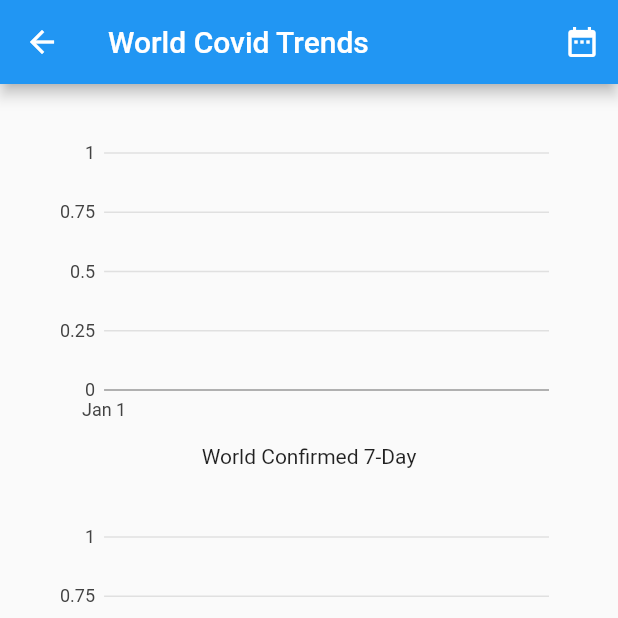
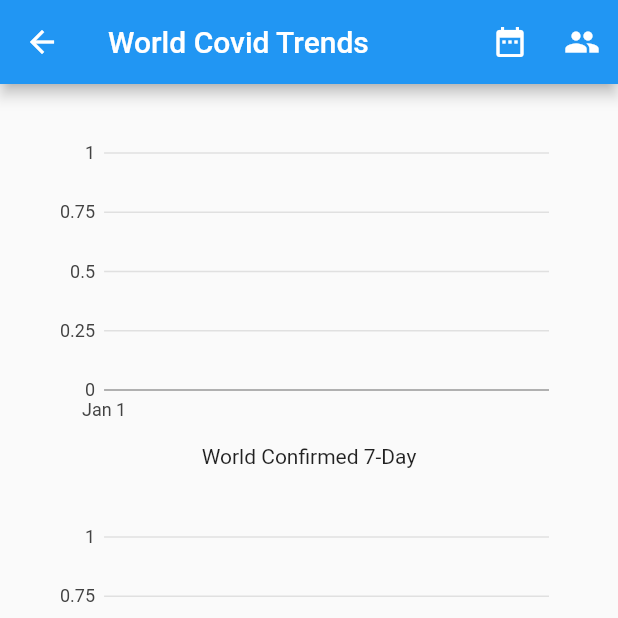
Before and after one commit to steveroe317/covid_trends, a Flutter app: the screen it shows after launch, after a tap on "World", on a phone screen of 412 x 824 dp, the top half of it. Run offline on Flutter 3.47's test engine with Material 2 defaults, Android fonts, the phone set to English and light mode, and no system bars; our stand-ins replace charts_flutter, cloud_firestore, firebase_auth, firebase_core; accounts and stored records are empty; network calls fail.

Commit message:
Add initial per 100,000 option.

```diff
--- a/lib/models/admin_entity.dart
+++ b/lib/models/admin_entity.dart
@@ -1,4 +1,5 @@
 import 'package:cloud_firestore/cloud_firestore.dart';
+import 'package:flutter/cupertino.dart';
 
 class AdminEntity {
   final List<String> _path;
@@ -116,10 +117,20 @@ class AdminEntity {
     return _timestamps.sublist(displayStart);
   }
 
-  List<int> seriesData(String key, {seriesLength = 0}) {
+  List<int> seriesData(String key, {seriesLength = 0, per100k = false}) {
     var displayStart = _displayStart(seriesLength);
+
     if (_timeseries.containsKey(key)) {
-      return _timeseries[key].sublist(displayStart);
+      if (per100k && _timeseries.containsKey('Population')) {
+        List<int> per100kSeries = [];
+        for (int index = displayStart; index < _timestamps.length; ++index) {
+          per100kSeries.add((100000 * _timeseries[key][index]) ~/
+              _timeseries['Population'][index]);
+        }
+        return per100kSeries;
+      } else {
+        return _timeseries[key].sublist(displayStart);
+      }
     }
 
     return List<int>.filled(_timestamps.length - displayStart, 0);
@@ -142,39 +153,54 @@ class AdminEntity {
 
   List<String> childMetricNames() {
     if (_childIndex.isNotEmpty) {
-      return List<String>.from(_childIndex.values.first._sortKeys.keys);
+      var names = List<String>.from(_childIndex.values.first._sortKeys.keys);
+      names.remove('Population');
+      return names;
     }
     return List<String>.empty();
   }
 
-  List<String> childNames({String sortBy = '', bool sortUp = true}) {
+  List<String> childNames(
+      {String sortBy = '', bool sortUp = true, bool per100k = false}) {
     var names = List<String>.from(_childIndex.keys);
 
     names.sort((String a, String b) {
-      if (_childIndex[a].sortKeys.containsKey(sortBy) &&
-          _childIndex[b].sortKeys.containsKey(sortBy) &&
-          _childIndex[a].sortKeys[sortBy] != _childIndex[b].sortKeys[sortBy]) {
-        var keyCompare =
-            _childIndex[a].sortKeys[sortBy] - _childIndex[b].sortKeys[sortBy];
-        if (!sortUp) {
-          keyCompare = -keyCompare;
-        }
-        return keyCompare;
+      var valueA = childSortMetricValue(a, sortBy, per100k);
+      var valueB = childSortMetricValue(b, sortBy, per100k);
+      if (valueA == valueB) {
+        return a.compareTo(b);
       }
-      return a.compareTo(b);
+      var keyCompare = valueA - valueB;
+      if (!sortUp) {
+        keyCompare = -keyCompare;
+      }
+      if (!per100k) {
+        keyCompare *= 100000;
+      }
+      return keyCompare.toInt();
     });
 
     return names;
   }
 
-  int childSortMetricValue(String childName, String sortMetric) {
+  double childSortMetricValue(
+      String childName, String sortMetric, bool per100k) {
     if (!_childIndex.containsKey(childName)) {
-      return 0;
+      return 0.0;
     }
     if (!_childIndex[childName].sortKeys.containsKey(sortMetric)) {
-      return 0;
+      return 0.0;
     }
-    return _childIndex[childName].sortKeys[sortMetric];
+    var value = _childIndex[childName].sortKeys[sortMetric].toDouble();
+    var population = _childIndex[childName].sortKeys['Population'].toDouble();
+    if (population == 0) {
+      value = 0;
+      population = 1;
+    }
+    if (per100k) {
+      value = (100000 * value) / population;
+    }
+    return value;
   }
 
   bool childHasChildren(String name) {
--- a/lib/models/covid_entities_page_model.dart
+++ b/lib/models/covid_entities_page_model.dart
@@ -5,6 +5,7 @@ class CovidEntitiesPageModel with ChangeNotifier {
   List<String> _chartPath = List<String>.empty();
   String _sortMetric = 'Name';
   int _seriesLength = 0;
+  bool _per100k = false;
 
   CovidEntitiesPageModel(List<String> path) {
     _path = List<String>.from(path);
@@ -43,4 +44,11 @@ class CovidEntitiesPageModel with ChangeNotifier {
     _seriesLength = seriesLength;
     notifyListeners();
   }
+
+  bool get per100k => _per100k;
+
+  void setPer100k(bool value) {
+    _per100k = value;
+    notifyListeners();
+  }
 }
--- a/lib/models/covid_timeseries_model.dart
+++ b/lib/models/covid_timeseries_model.dart
@@ -62,10 +62,11 @@ class CovidTimeseriesModel with ChangeNotifier {
   }
 
   List<int> entitySeriesData(List<String> path, String key,
-      {seriesLength = 0}) {
+      {seriesLength = 0, per100k = false}) {
     var entity = _findEntity(path, null);
     if (entity != null) {
-      return entity.seriesData(key, seriesLength: seriesLength);
+      return entity.seriesData(key,
+          seriesLength: seriesLength, per100k: per100k);
     } else {
       return List<int>.empty();
     }
@@ -90,35 +91,37 @@ class CovidTimeseriesModel with ChangeNotifier {
   }
 
   List<String> entityChildNames(List<String> path,
-      {String sortBy = '', bool sortUp = true}) {
+      {String sortBy = '', bool sortUp = true, bool per100k = false}) {
     var entity = _findEntity(path, null);
     if (entity != null) {
-      return entity.childNames(sortBy: sortBy, sortUp: sortUp);
+      return entity.childNames(
+          sortBy: sortBy, sortUp: sortUp, per100k: per100k);
     } else {
       return List<String>.empty();
     }
   }
 
-  int entitySortMetric(List<String> path, String sortMetric) {
+  double entitySortMetric(List<String> path, String sortMetric, bool per100k) {
     if (path.isEmpty) {
-      return 0;
+      return 0.0;
     }
 
     if (path.length == 1) {
       var root = _findEntity(path, null);
       if (root == null) {
-        return 0;
+        return 0.0;
       }
-      return root.seriesDataLast(sortMetric);
+      return 100000.0 *
+          root.seriesDataLast(sortMetric) /
+          root.seriesDataLast('Population');
     }
-
     var parentPath = path.sublist(0, path.length - 1);
     var entity = _findEntity(parentPath, null);
     if (entity == null) {
       return 0;
     }
 
-    return entity.childSortMetricValue(path.last, sortMetric);
+    return entity.childSortMetricValue(path.last, sortMetric, per100k);
   }
 
   List<String> sortMetrics() {
--- a/lib/widgets/covid_entities_page.dart
+++ b/lib/widgets/covid_entities_page.dart
@@ -6,6 +6,7 @@ import 'package:provider/provider.dart';
 import '../models/covid_entities_page_model.dart';
 import '../models/covid_timeseries_model.dart';
 import 'date_range_popup_menu.dart';
+import 'per_100k_popup_menu.dart';
 import 'simple_chart_page.dart';
 
 enum _CovidEntityListItemDepth { root, stem, leaf }
@@ -39,9 +40,10 @@ class _CovidEntitiesPageState extends State<CovidEntitiesPage> {
         appBar: AppBar(
           title: Text(widget.title),
           actions: [
+            buildSortPopupMenuButton(context),
             buildDateRangePopupMenuButton(context),
-            buildSortPopupMenuButton(context),
-            buildDebugPopupMenuButton(context)
+            buildper100kPopupMenuButton(context),
+            buildDebugPopupMenuButton(context),
           ],
         ),
         body: LayoutBuilder(
@@ -158,7 +160,9 @@ class CovidEntityList extends StatelessWidget {
     var timeseriesModel = Provider.of<CovidTimeseriesModel>(context);
     var pageModel = Provider.of<CovidEntitiesPageModel>(context);
     final childNames = timeseriesModel.entityChildNames(pageModel.path(),
-        sortBy: pageModel.sortMetric, sortUp: false);
+        sortBy: pageModel.sortMetric,
+        sortUp: false,
+        per100k: pageModel.per100k);
     final currentPath = pageModel.path();
     final numberFormatter = NumberFormat('#,###');
 
@@ -236,14 +240,21 @@ class EntityListHeader extends StatelessWidget {
               width: _CovidEntityListConsts.metricWidth,
               child: Align(
                 alignment: Alignment.centerRight,
-                child: Text((_pageModel.sortMetric !=
-                        _CovidEntityListConsts.noMetricName)
-                    ? _pageModel.sortMetric
-                    : _CovidEntityListConsts.defaultMetric),
+                child: Text(_sortMetricName()),
               ),
             ),
           ],
         ));
+  }
+
+  String _sortMetricName() {
+    var name = (_pageModel.sortMetric != _CovidEntityListConsts.noMetricName)
+        ? _pageModel.sortMetric
+        : _CovidEntityListConsts.defaultMetric;
+    if (_pageModel.per100k) {
+      name = '$name\nper 100,000';
+    }
+    return name;
   }
 }
 
@@ -327,7 +338,8 @@ class EntityListItem extends StatelessWidget {
     if (displayMetric == _CovidEntityListConsts.noMetricName) {
       displayMetric = _CovidEntityListConsts.defaultMetric;
     }
-    var metricValue = _timeseriesModel.entitySortMetric(_path, displayMetric);
+    var metricValue = _timeseriesModel.entitySortMetric(
+        _path, displayMetric, _pageModel.per100k);
     return (metricValue != 0) ? numberFormatter.format(metricValue) : '';
   }
 }
--- /dev/null
+++ b/lib/widgets/per_100k_popup_menu.dart
@@ -0,0 +1,27 @@
+import 'package:flutter/material.dart';
+import 'package:provider/provider.dart';
+
+import '../models/covid_entities_page_model.dart';
+
+PopupMenuButton<String> buildper100kPopupMenuButton(BuildContext context) {
+  var pageModel = Provider.of<CovidEntitiesPageModel>(context, listen: false);
+
+  return PopupMenuButton<String>(
+      icon: const Icon(Icons.group),
+      tooltip: 'Internal testing',
+      onSelected: (String debugAction) {
+        if (debugAction == 'Total') {
+          pageModel.setPer100k(false);
+        } else if (debugAction == 'Per 100,000') {
+          pageModel.setPer100k(true);
+        }
+      },
+      itemBuilder: (BuildContext context) {
+        var debugActions = List<String>.from(['Total', 'Per 100,000']);
+        return List<PopupMenuEntry<String>>.from(debugActions.map((name) =>
+            CheckedPopupMenuItem(
+                value: name,
+                child: Text(name),
+                checked: pageModel.per100k ^ (name == 'Total'))));
+      });
+}
--- a/lib/widgets/simple_chart_page.dart
+++ b/lib/widgets/simple_chart_page.dart
@@ -4,6 +4,7 @@ import 'package:provider/provider.dart';
 
 import '../models/covid_entities_page_model.dart';
 import 'date_range_popup_menu.dart';
+import 'per_100k_popup_menu.dart';
 import 'simple_covid_chart.dart';
 
 class SimpleChartPage extends StatefulWidget {
@@ -26,9 +27,10 @@ class _SimpleChartPageState extends State<SimpleChartPage> {
     return Consumer<CovidEntitiesPageModel>(
         builder: (context, pageModel, child) {
       return Scaffold(
-        appBar: AppBar(
-            title: Text(widget.title),
-            actions: [buildDateRangePopupMenuButton(context)]),
+        appBar: AppBar(title: Text(widget.title), actions: [
+          buildDateRangePopupMenuButton(context),
+          buildper100kPopupMenuButton(context),
+        ]),
         body: Center(child: SimpleChartGroup(path)),
       );
     });
@@ -111,17 +113,18 @@ class _LabelledSimpleCovidChart extends StatelessWidget {
   @override
   build(BuildContext context) {
     final pageModel = Provider.of<CovidEntitiesPageModel>(context);
-    final regionName = (path.length > 0) ? path.last : '';
+    final regionName = (path.length > 0) ? '${path.last} ' : '';
+    final scaleSuffix = (pageModel.per100k) ? ' per 100k' : '';
     return Column(children: [
       Padding(
         padding: EdgeInsets.fromLTRB(32.0, 32.0, 32.0, 8.0),
         child: SizedBox(
           height: 200.0,
-          child: new SimpleCovidChart(
-              path, seriesName, pageModel.seriesLength, seriesColor),
+          child: new SimpleCovidChart(path, seriesName, pageModel.seriesLength,
+              pageModel.per100k, seriesColor),
         ),
       ),
-      Center(child: Text('$regionName $seriesName')),
+      Center(child: Text('$regionName$seriesName$scaleSuffix')),
     ]);
   }
 }
--- a/lib/widgets/simple_covid_chart.dart
+++ b/lib/widgets/simple_covid_chart.dart
@@ -8,11 +8,12 @@ class SimpleCovidChart extends StatelessWidget {
   final List<String> path;
   final String seriesName;
   final int seriesLength;
+  final bool per100k;
   final Color seriesColor;
   final bool animate = true;
 
-  SimpleCovidChart(
-      this.path, this.seriesName, this.seriesLength, this.seriesColor);
+  SimpleCovidChart(this.path, this.seriesName, this.seriesLength, this.per100k,
+      this.seriesColor);
 
   @override
   Widget build(BuildContext context) {
@@ -20,7 +21,7 @@ class SimpleCovidChart extends StatelessWidget {
     var timestamps =
         timeseriesModel.entityTimestamps(path, seriesLength: seriesLength);
     var seriesData = timeseriesModel.entitySeriesData(path, seriesName,
-        seriesLength: seriesLength);
+        seriesLength: seriesLength, per100k: per100k);
     var seriesList = createTimeseries(timestamps, seriesData);
 
     return new charts.TimeSeriesChart(
```
